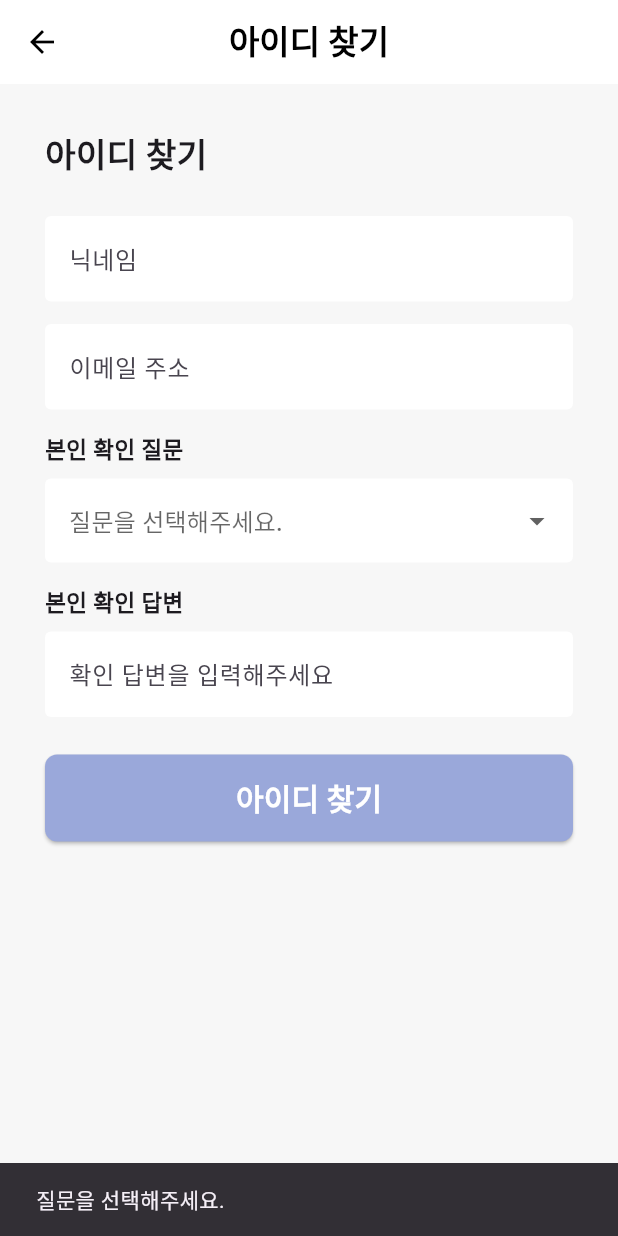
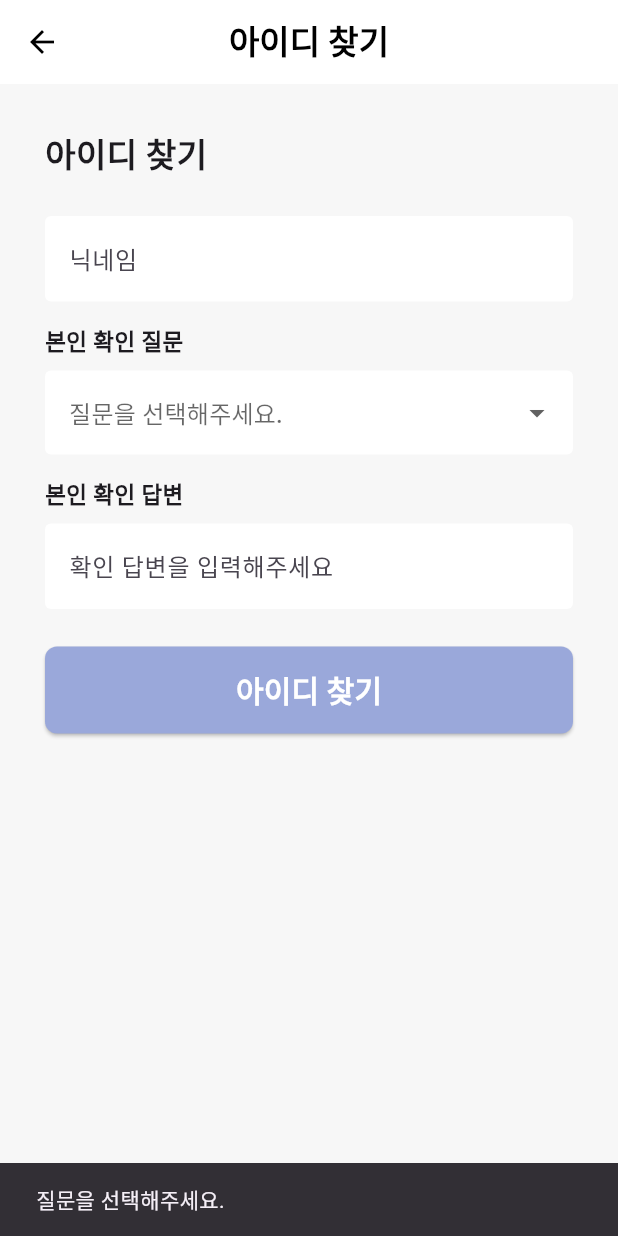
Before and after one commit to duddj1598/LifeMatch_frontend, a Flutter app: the FindIdScreen screen opened by its route, after a tap on "아이디 찾기", on a phone screen of 412 x 824 dp. Run offline on Flutter 3.47's test engine with Material 3 defaults, Android fonts, the phone set to English and light mode, and no system bars; our stand-ins replace dio, flutter_secure_storage, image_picker, shared_preferences; missing offline and left inert: jwt_decode; accounts and stored records are empty.

Commit message:
feat: ㅅㅂ

```diff
--- a/lib/features/auth/screens/find_id_screen.dart
+++ b/lib/features/auth/screens/find_id_screen.dart
@@ -13,7 +13,6 @@ class FindIdScreen extends StatefulWidget {
 
 class _FindIdScreenState extends State<FindIdScreen> {
   final _nicknameController = TextEditingController();
-  final _emailController = TextEditingController();
   final _answerController = TextEditingController();
   final _customQuestionController = TextEditingController();
 
@@ -29,7 +28,6 @@ class _FindIdScreenState extends State<FindIdScreen> {
   @override
   void dispose() {
     _nicknameController.dispose();
-    _emailController.dispose();
     _answerController.dispose();
     _customQuestionController.dispose();
     super.dispose();
@@ -66,19 +64,6 @@ class _FindIdScreenState extends State<FindIdScreen> {
               decoration: const InputDecoration(
                 labelText: '닉네임',
                 hintText: '닉네임을 입력해주세요',
-                filled: true,
-                fillColor: Colors.white,
-                border: OutlineInputBorder(borderSide: BorderSide.none),
-              ),
-            ),
-            const SizedBox(height: 15),
-
-            // 이메일 입력
-            TextField(
-              controller: _emailController,
-              decoration: const InputDecoration(
-                labelText: '이메일 주소',
-                hintText: '이메일 주소를 입력해주세요',
                 filled: true,
                 fillColor: Colors.white,
                 border: OutlineInputBorder(borderSide: BorderSide.none),
@@ -162,7 +147,7 @@ class _FindIdScreenState extends State<FindIdScreen> {
 
                   try {
                     final id = await _authService.findUserId(
-                      email: _emailController.text.trim(),
+                      nickname: _nicknameController.text.trim(),    // ⭐ 변경됨
                       securityQuestion: question,
                       securityAnswer: _answerController.text.trim(),
                     );
--- a/lib/features/auth/services/auth_service.dart
+++ b/lib/features/auth/services/auth_service.dart
@@ -84,7 +84,7 @@ class AuthService {
 
   // --- 아이디 찾기 ---
   Future<String> findUserId({
-    required String email,
+    required String nickname,
     required String securityQuestion,
     required String securityAnswer,
   }) async {
@@ -92,7 +92,7 @@ class AuthService {
       final response = await dio.post(
         '/api/auth/find-id',
         data: {
-          'user_email': email,
+          'user_nickname': nickname,                    // ⭐ 기존 email → nickname
           'security_question': securityQuestion,
           'security_answer': securityAnswer,
         },
@@ -107,7 +107,6 @@ class AuthService {
   // --- 비밀번호 재설정 함수 (해싱 적용) ---
   Future<bool> resetPassword({
     required String loginId,
-    required String email,
     required String securityQuestion,
     required String securityAnswer,
     required String newPassword, // ⭐️ 평문 비밀번호 받음
@@ -120,7 +119,6 @@ class AuthService {
         '/api/auth/reset-password',
         data: {
           'login_id': loginId,
-          'user_email': email,
           'security_question': securityQuestion,
           'security_answer': securityAnswer,
           'new_password': encryptedNewPassword, // ⭐️ 해싱된 비밀번호 전송
```
Also changed, not shown: lib/features/auth/screens/find_pw_screen.dart (+1 -15 lines).
